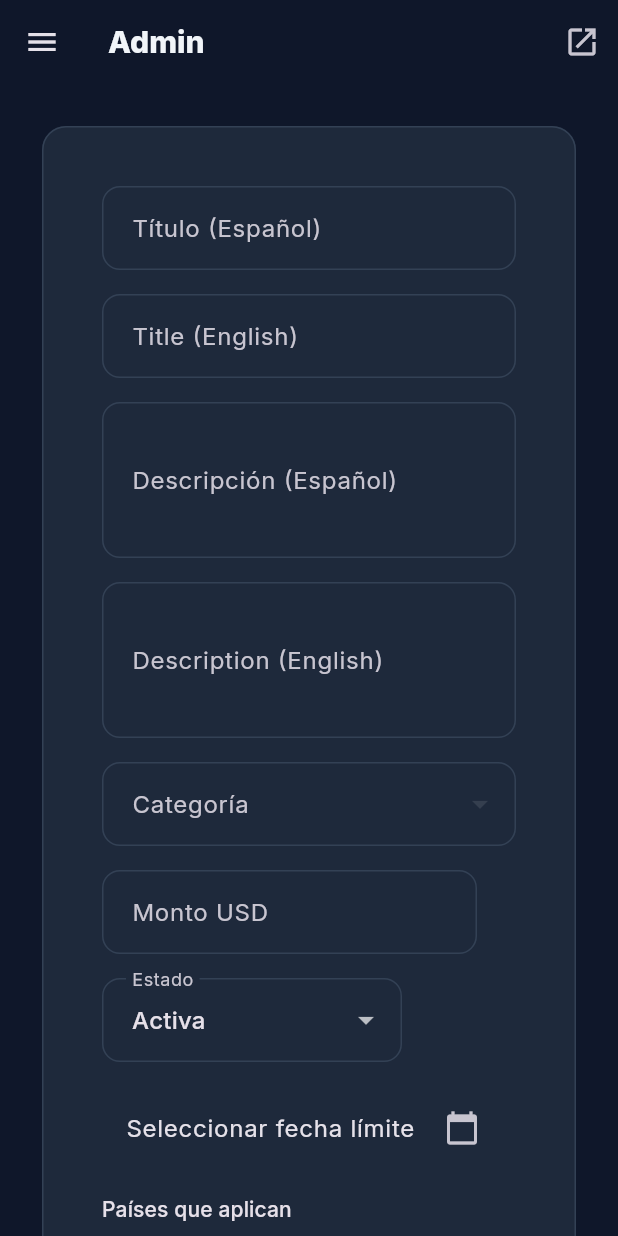
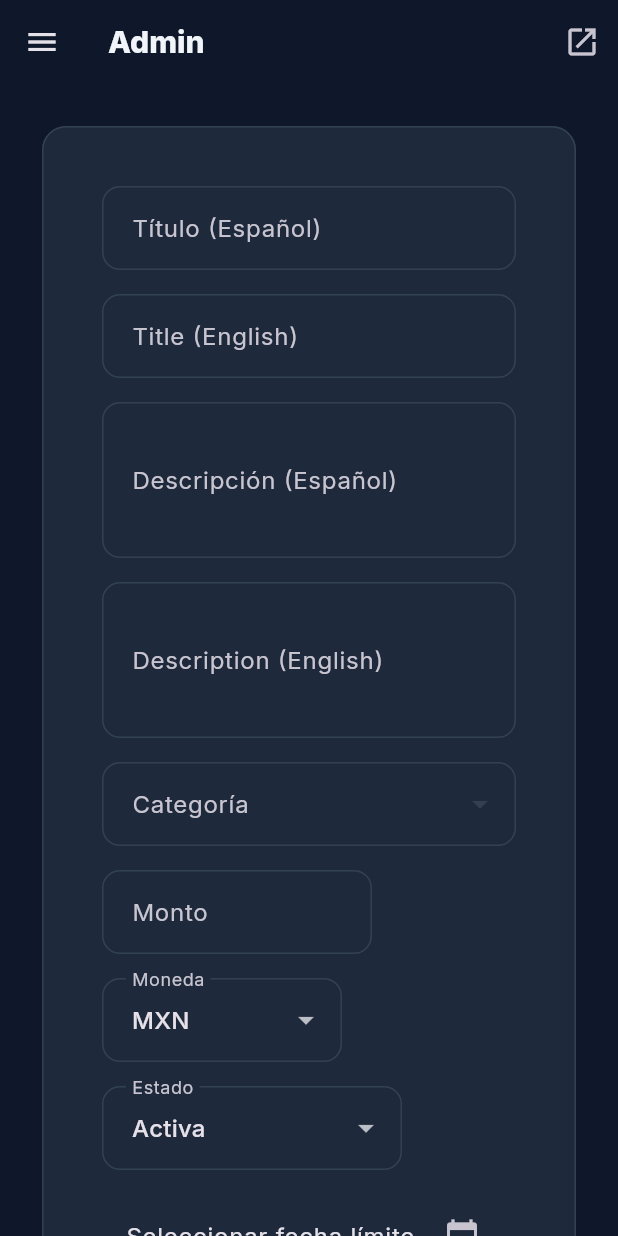
Before and after one commit to Bel-Marduk/convocanet, a Flutter app: the EditConvocatoriaScreen screen opened by its route, on a phone screen of 412 x 824 dp. Run offline on Flutter 3.47's test engine with Material 3 defaults, Android fonts, the phone set to English and light mode, and no system bars; our stand-ins replace flutter_riverpod, go_router, google_fonts, shared_preferences, supabase_flutter; accounts and stored records are empty; network calls fail.

Commit message:
feat: add currency selector to admin form and fix CRUD operations
- Add currency dropdown (20 Latin American currencies) to admin convocatoria form
- Replace single "Monto USD" field with "Monto" + "Moneda" selector
- Save amountLocal + currency instead of amountUsd
- Fix createConvocatoria: strip empty id/created_by to avoid UUID errors
- Fix updateConvocatoria: also strip updated_at to let DB trigger handle it
- Simplify formattedAmount to always use amountLocal ?? amountUsd with currency symbol

Co-Authored-By: OpenClaude (mimo-v2.5-pro) <openclaude@gitlawb.com>

```diff
--- a/convocanet/lib/screens/admin/edit_convocatoria_screen.dart
+++ b/convocanet/lib/screens/admin/edit_convocatoria_screen.dart
@@ -19,6 +19,13 @@ class EditConvocatoriaScreen extends ConsumerStatefulWidget {
 
 class _EditConvocatoriaScreenState
     extends ConsumerState<EditConvocatoriaScreen> {
+  static const _currencies = [
+    'MXN', 'USD', 'EUR', 'GBP', 'CAD', 'BRL',
+    'ARS', 'COP', 'CLP', 'PEN', 'GTQ', 'CRC',
+    'PAB', 'BOB', 'PYG', 'UYU', 'VES', 'HNL',
+    'NIO', 'DOP',
+  ];
+
   final _formKey = GlobalKey<FormState>();
   final _titleEsController = TextEditingController();
   final _titleEnController = TextEditingController();
@@ -31,6 +38,7 @@ class _EditConvocatoriaScreenState
   final _sourceNameController = TextEditingController();
 
   String _status = 'active';
+  String _currency = 'MXN';
   String? _categoryId;
   bool _isPublic = true;
   DateTime? _deadline;
@@ -78,7 +86,7 @@ class _EditConvocatoriaScreenState
       _descEnController.text = conv.descriptionEn;
       _reqEsController.text = conv.requirementsEs ?? '';
       _reqEnController.text = conv.requirementsEn ?? '';
-      _amountController.text = conv.amountUsd?.toString() ?? '';
+      _amountController.text = (conv.amountLocal ?? conv.amountUsd)?.toString() ?? '';
       _sourceUrlController.text = conv.sourceUrl ?? '';
       // Parse selected countries from regionEs
       if (conv.regionEs != null && conv.regionEs!.isNotEmpty) {
@@ -93,6 +101,7 @@ class _EditConvocatoriaScreenState
       _sourceNameController.text = conv.sourceName ?? '';
       setState(() {
         _status = conv.status;
+        _currency = conv.currency;
         _categoryId = conv.categoryId;
         _isPublic = conv.isPublic;
         _deadline = conv.deadline;
@@ -119,9 +128,11 @@ class _EditConvocatoriaScreenState
             ? _reqEnController.text.trim()
             : null,
         categoryId: _categoryId,
-        amountUsd: _amountController.text.isNotEmpty
+        amountUsd: null,
+        amountLocal: _amountController.text.isNotEmpty
             ? double.tryParse(_amountController.text)
             : null,
+        currency: _currency,
         deadline: _deadline,
         regionEs: _selectedCountryIndices.isNotEmpty
             ? _selectedCountryIndices.map((i) => _countries[i].nameEs).join(', ')
@@ -276,20 +287,35 @@ class _EditConvocatoriaScreenState
                       ),
                       const SizedBox(height: 16),
 
-                      // Amount and Status
+                      // Amount, Currency and Status
                       Wrap(
                         spacing: 16,
                         runSpacing: 16,
                         children: [
                           SizedBox(
-                            width: 250,
+                            width: 180,
                             child: TextFormField(
                               controller: _amountController,
-                              decoration: const InputDecoration(
-                                labelText: 'Monto USD',
-                                prefixText: '\$ ',
+                              decoration: InputDecoration(
+                                labelText: lang == 'es' ? 'Monto' : 'Amount',
                               ),
                               keyboardType: TextInputType.number,
+                            ),
+                          ),
+                          SizedBox(
+                            width: 160,
+                            child: DropdownButtonFormField<String>(
+                              value: _currency,
+                              decoration: InputDecoration(
+                                labelText: lang == 'es' ? 'Moneda' : 'Currency',
+                              ),
+                              items: _currencies.map((c) => DropdownMenuItem(
+                                value: c,
+                                child: Text(c),
+                              )).toList(),
+                              onChanged: (value) {
+                                setState(() => _currency = value!);
+                              },
                             ),
                           ),
                           SizedBox(
--- a/convocanet/lib/services/convocatoria_service.dart
+++ b/convocanet/lib/services/convocatoria_service.dart
@@ -117,7 +117,10 @@ class ConvocatoriaService {
 
   // Admin: Create convocatoria
   static Future<void> createConvocatoria(Convocatoria convocatoria) async {
-    await _client.from('convocatorias').insert(convocatoria.toJson());
+    final data = convocatoria.toJson()
+      ..remove('id')
+      ..remove('created_by');
+    await _client.from('convocatorias').insert(data).select();
   }
 
   // Admin: Update convocatoria
```
Also changed, not shown: convocanet/lib/models/convocatoria.dart (+5 -10 lines).
